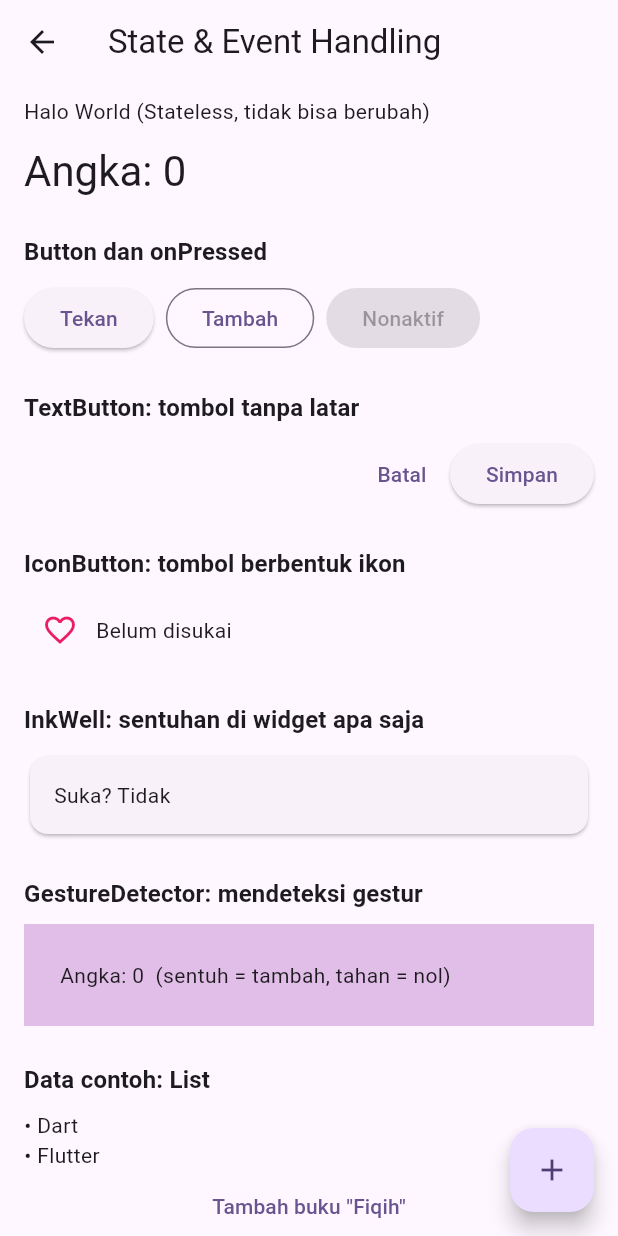
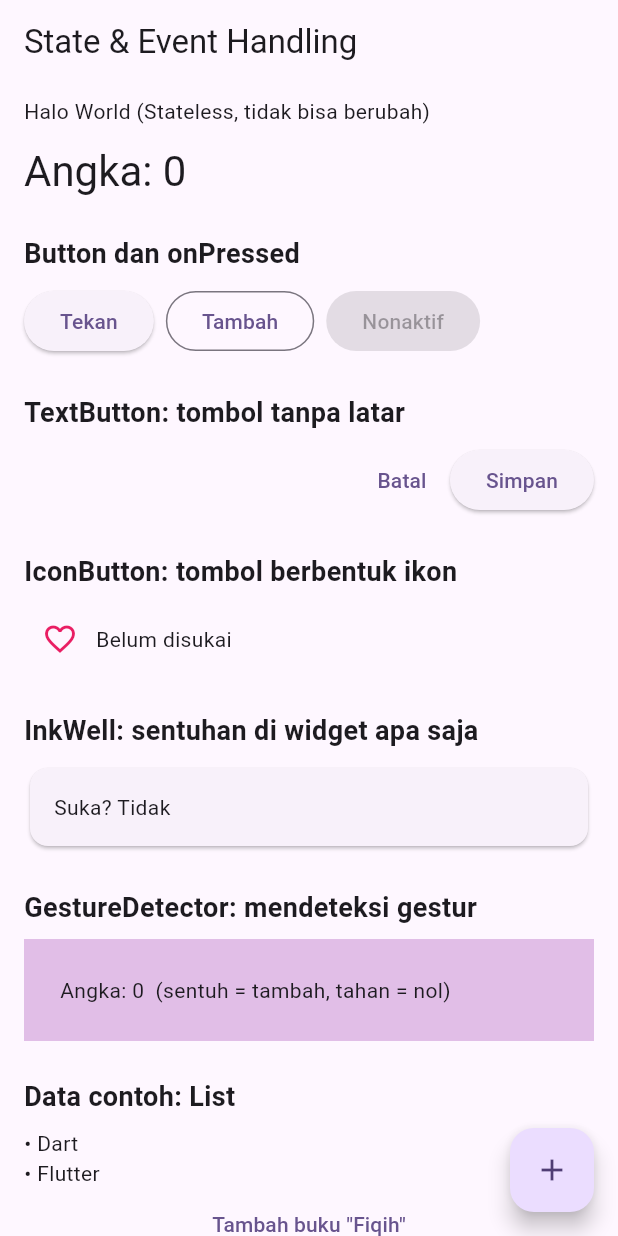
Before and after one commit to endahfi/belajar_flutter, a Flutter app: the HalamanUtama screen opened directly, on a phone screen of 412 x 824 dp. Run offline on Flutter 3.47's test engine with Material 3 defaults, Android fonts, the phone set to English and light mode, and no system bars.

Commit message:
belajar image

```diff
--- a/lib/main.dart
+++ b/lib/main.dart
@@ -1,4 +1,4 @@
-import 'package:belajar_flutter/meet_tiga.dart';
+import 'package:belajar_flutter/meet_empat.dart';
 import 'package:flutter/material.dart';
 
 void main() {
@@ -16,7 +16,7 @@ class MyApp extends StatelessWidget {
       theme: ThemeData(
         colorScheme: .fromSeed(seedColor: Colors.deepPurple),
       ),
-      home: MeetTiga(),
+      home: HalamanUtama(),
     );
   }
 }
--- a/lib/meet_empat.dart
+++ b/lib/meet_empat.dart
@@ -55,9 +55,7 @@ class _HalamanUtamaState extends State<HalamanUtama> {
       padding: const EdgeInsets.only(top: 24, bottom: 8),
       child: Text(
         teks,
-        style: Theme.of(
-          context,
-        ).textTheme.titleMedium?.copyWith(fontWeight: FontWeight.bold),
+        style: TextStyle(fontSize: 18, fontWeight: FontWeight.bold),
       ),
     );
   }
--- a/pubspec.yaml
+++ b/pubspec.yaml
@@ -58,8 +58,8 @@ flutter:
   uses-material-design: true
 
   # To add assets to your application, add an assets section, like this:
-  #  assets:
-  #    - assets/images/
+  assets:
+     - assets/
 
   #   - images/a_dot_burr.jpeg
   #   - images/a_dot_ham.jpeg
```
Also changed, not shown: lib/meet_tiga.dart (+20 -16 lines), assets/yellow-vibes.jpg (added).
